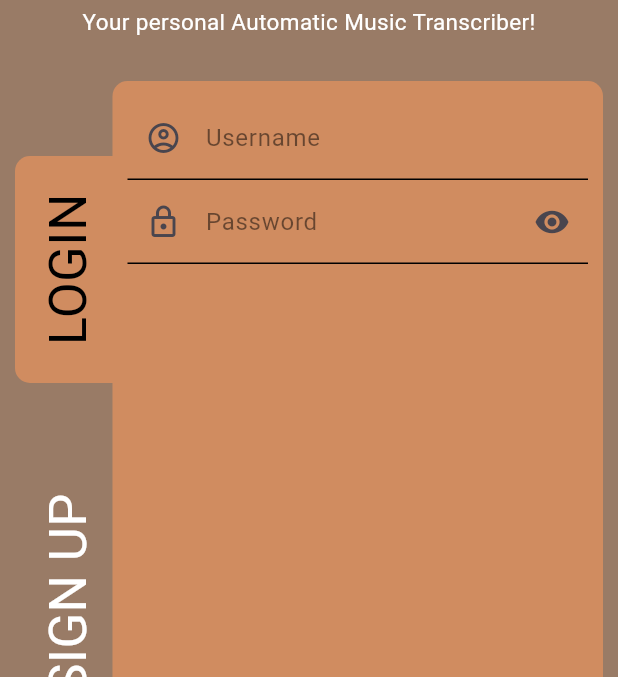
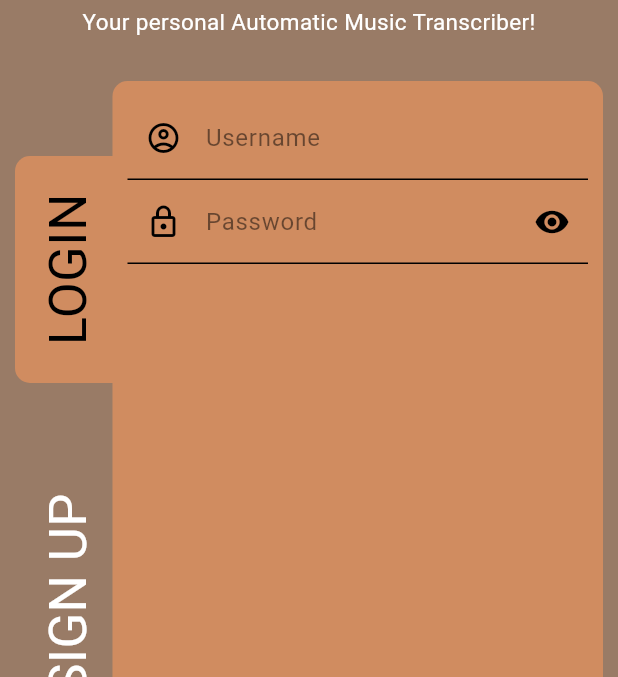
Before and after one commit to mahmoud-joumaa/Franz, a Flutter app: the screen it shows after launch, on a phone screen of 412 x 824 dp, the part 159-836 px from its top. Run offline on Flutter 3.47's test engine with Material 3 defaults, Android fonts, the phone set to English and light mode, and no system bars; our stand-ins replace audioplayers, file_picker, flutter_spinkit, graphql_flutter, material_design_icons_flutter, smooth_page_indicator; missing offline and left inert: amazon_cognito_identity_dart_2, flutter_pdfview, open_mail_app, record.

Commit message:
Fix icon colors

```diff
--- a/lib/pages/welcome.dart
+++ b/lib/pages/welcome.dart
@@ -214,6 +214,8 @@ class _InputFieldState extends State<InputField> {
                     type=="password" || type=="confirm password" ? const Icon(Icons.lock_outlined) :
                     null,
         suffixIcon: type=="password" || type=="confirm password" ? IconButton(icon: _hidePassword ? const Icon(Icons.visibility) : const Icon(Icons.visibility_off), onPressed: () {setState(() {_hidePassword = !_hidePassword;});}) : null,
+        prefixIconColor: Colors.black,
+        suffixIconColor: Colors.black,
         labelText: type!.substring(0,1).toUpperCase()+type.substring(1),
         labelStyle: TextStyle(color: Colors.black.withOpacity(0.5)),
         enabledBorder: const UnderlineInputBorder(borderSide: BorderSide(color: Colors.black)),
```
